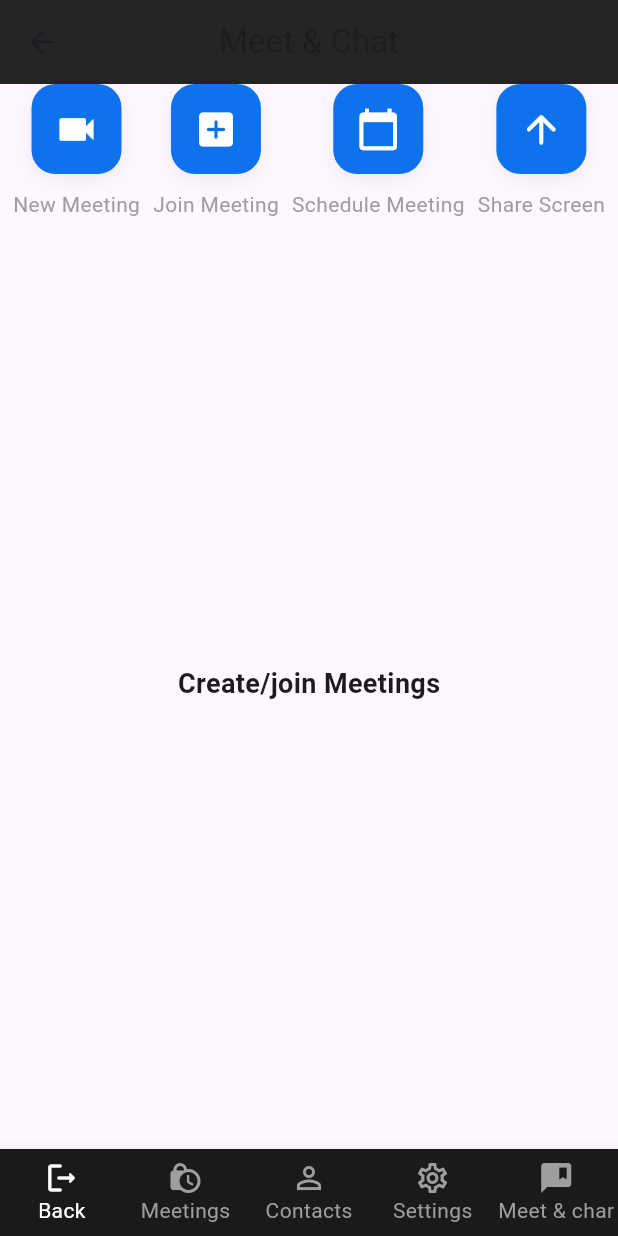
After one commit to Fais4/se_project, a Flutter app: the HomeScreen screen opened directly, on a phone screen of 412 x 824 dp. The commit adds this screen. Run offline on Flutter 3.47's test engine with Material 3 defaults, Android fonts, the phone set to English and light mode, and no system bars; our stand-ins replace firebase_auth, firebase_core; accounts and stored records are empty.

Commit message:
Home screen for meetings

```diff
--- a/lib/auth/page1.dart
+++ b/lib/auth/page1.dart
@@ -5,6 +5,7 @@ import 'dart:math';
 import 'package:firebase_auth/firebase_auth.dart';
 import 'package:flutter/material.dart';
 import 'package:firebase_core/firebase_core.dart';
+import 'package:newflutter3/meeting/utils/utils.dart';
 
 void main() async {
   WidgetsFlutterBinding.ensureInitialized();
@@ -133,9 +134,9 @@ class LoginPage extends State<Login> {
                         Navigator.of(context).pushReplacementNamed("homepage");
                       } on FirebaseAuthException catch (e) {
                         if (e.code == 'user-not-found') {
-                          print('No user found for that email.');
+                          showSnackBar(context, e.message!);
                         } else if (e.code == 'wrong-password') {
-                          print('Wrong password provided for that user.');
+                          showSnackBar(context, e.message!);
                         }
                       }
                     },
--- a/lib/meeting/main.dart
+++ b/lib/meeting/main.dart
@@ -1,5 +1,8 @@
+// ignore_for_file: non_constant_identifier_names
+
 import 'package:flutter/material.dart';
 import 'package:newflutter3/main.dart';
+import 'package:newflutter3/meeting/screens/home_screen.dart';
 import 'package:newflutter3/meeting/screens/login_screen.dart';
 import 'package:newflutter3/meeting/utils/colors.dart';
 
@@ -18,6 +21,7 @@ class MyApp extends StatelessWidget {
       theme: ThemeData.dark(),
       routes: {
         '/login':(context) => const LoginScreen(),
+        '/home':(context) => const HomeScreen(),
       },
       home: const LoginScreen(),
     );
--- /dev/null
+++ b/lib/meeting/screens/home_screen.dart
@@ -0,0 +1,93 @@
+import 'package:flutter/material.dart';
+import 'package:newflutter3/meeting/utils/colors.dart';
+import 'package:newflutter3/meeting/widgets/home_meeting_button.dart';
+
+class HomeScreen extends StatefulWidget {
+  const HomeScreen({Key? Key}) : super(key: Key);
+
+  @override
+  State<HomeScreen> createState() => _HomeScreenState();
+}
+
+class _HomeScreenState extends State<HomeScreen> {
+  int _page = 0;
+  onPageChanged(int page) {
+    setState(() {
+      _page = page;
+    });
+  }
+
+  @override
+  Widget build(BuildContext context) {
+    return Scaffold(
+      appBar: AppBar(
+        backgroundColor: backgroundColor,
+        elevation: 0,
+        title: const Text('Meet & Chat'),
+        centerTitle: true,
+      ),
+      body: Column(children: [
+        Row(
+          mainAxisAlignment: MainAxisAlignment.spaceEvenly,
+        children: [HomeMeetingButton(onPressed: (){},
+        text: 'New Meeting',
+        icon: Icons.videocam),
+        HomeMeetingButton(onPressed: (){},
+        text: 'Join Meeting',
+        icon: Icons.add_box_rounded),
+        HomeMeetingButton(onPressed: (){},
+        text: 'Schedule Meeting',
+        icon: Icons.calendar_today),
+        HomeMeetingButton(onPressed: (){},
+        text: 'Share Screen',
+        icon: Icons.arrow_upward_rounded),
+
+        ],
+      ),
+      const Expanded(child: Center(child: Text('Create/join Meetings',
+      style: TextStyle(fontWeight: FontWeight.bold,fontSize: 18))))
+      ]
+      ),
+      bottomNavigationBar: BottomNavigationBar(
+          backgroundColor: footerColor,
+          selectedItemColor: Colors.white,
+          unselectedItemColor: Colors.grey,
+          onTap: onPageChanged,
+          currentIndex: _page,
+          unselectedFontSize: 14,
+          type: BottomNavigationBarType.fixed,
+          items: const [
+            BottomNavigationBarItem(
+              icon: Icon(
+                Icons.logout_rounded,
+              ),
+              label: 'Back',
+            ),
+            BottomNavigationBarItem(
+              icon: Icon(
+                Icons.lock_clock,
+              ),
+              label: 'Meetings',
+            ),
+            BottomNavigationBarItem(
+              icon: Icon(
+                Icons.person_outline,
+              ),
+              label: 'Contacts',
+            ),
+            BottomNavigationBarItem(
+              icon: Icon(
+                Icons.settings_outlined,
+              ),
+              label: 'Settings',
+            ),
+            BottomNavigationBarItem(
+              icon: Icon(
+                Icons.comment_bank,
+              ),
+              label: 'Meet & char',
+            ),
+          ]),
+    );
+  }
+}
--- a/lib/meeting/screens/login_screen.dart
+++ b/lib/meeting/screens/login_screen.dart
@@ -1,35 +1,38 @@
 import 'package:flutter/material.dart';
 import 'package:newflutter3/meeting/widgets/custom_button.dart';
-
 
 class LoginScreen extends StatefulWidget {
   const LoginScreen({Key? Key}) : super(key: Key);
 
   @override
-  State<LoginScreen> createState() =>  _LoginScreenState();
+  State<LoginScreen> createState() => _LoginScreenState();
 }
 
-class  _LoginScreenState extends State<LoginScreen> {
+class _LoginScreenState extends State<LoginScreen> {
   @override
   Widget build(BuildContext context) {
     return Scaffold(
       body: Column(
         mainAxisAlignment: MainAxisAlignment.center,
         children: [
-          const Text('Start or join a meeting',
-          style: TextStyle(
-            fontSize: 24,
-            fontWeight: FontWeight.bold,
-          ),
+          const Text(
+            'Start or join a meeting',
+            style: TextStyle(
+              fontSize: 24,
+              fontWeight: FontWeight.bold,
+            ),
           ),
           Padding(
             padding: const EdgeInsets.symmetric(vertical: 38.0),
             child: Image.asset('images/onboarding.jpg'),
           ),
-          CustomButton(text: 'Login', onPressed: () {
-
-          } ,)
-      ],
+          CustomButton(
+            text: 'Login',
+            onPressed: () {
+              Navigator.pushNamed(context, '/home');
+            },
+          )
+        ],
       ),
     );
   }
--- /dev/null
+++ b/lib/meeting/utils/utils.dart
@@ -0,0 +1,8 @@
+import 'package:flutter/material.dart';
+
+showSnackBar(BuildContext context, String text) {
+  return ScaffoldMessenger.of(context).showSnackBar(
+    SnackBar(
+      content: Text(text),
+    ));
+}
--- /dev/null
+++ b/lib/meeting/widgets/home_meeting_button.dart
@@ -0,0 +1,40 @@
+import 'package:flutter/material.dart';
+import 'package:newflutter3/meeting/utils/colors.dart';
+
+class HomeMeetingButton extends StatelessWidget {
+  final VoidCallback onPressed;
+  final IconData icon;
+  final String text;
+  const HomeMeetingButton({Key? Key, required this.onPressed, required this.icon, required this.text})
+      : super(key: Key);
+
+  @override
+  Widget build(BuildContext context) {
+    return GestureDetector(
+      onTap: onPressed,
+      child: Column(children: [
+        Container(
+          decoration: BoxDecoration(
+              color: buttonColor,
+              borderRadius: BorderRadius.circular(16),
+              boxShadow: [
+                BoxShadow(
+                  blurRadius: 10,
+                  color: Colors.black.withOpacity(0.06),
+                  offset: const Offset(0, 4),
+                )
+              ]),
+          width: 60,
+          height: 60,
+          child: Icon(
+            icon,
+            color: Colors.white,
+            size: 30,
+          ),
+        ),
+        const SizedBox(height: 10),
+        Text(text, style: const TextStyle(color: Colors.grey),)
+      ]),
+    );
+  }
+}
```
